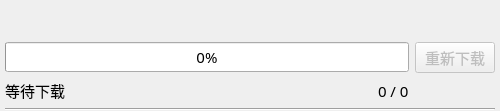
The window that src/ui_downloaditem.ui (Majjcom/BiliDownloader) describes before a commit, drawn with Qt 5.
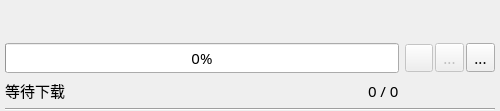
The same window after the commit. Icons and pictures are not drawn.

The edit to the form file:
```diff
--- a/src/ui_downloaditem.ui
+++ b/src/ui_downloaditem.ui
@@ -116,14 +116,74 @@
       </widget>
      </item>
      <item row="0" column="1">
-      <widget class="QPushButton" name="button_open">
-       <property name="enabled">
-        <bool>false</bool>
+      <layout class="QHBoxLayout" name="horizontalLayout">
+       <property name="spacing">
+        <number>2</number>
        </property>
-       <property name="text">
-        <string>重新下载</string>
-       </property>
-      </widget>
+       <item>
+        <widget class="QToolButton" name="button_pause">
+         <property name="enabled">
+          <bool>false</bool>
+         </property>
+         <property name="minimumSize">
+          <size>
+           <width>28</width>
+           <height>28</height>
+          </size>
+         </property>
+         <property name="toolTip">
+          <string>暂停/继续</string>
+         </property>
+         <property name="icon">
+          <iconset resource="res.qrc">
+           <normaloff>:/res/download-item/pause.svg</normaloff>:/res/download-item/pause.svg</iconset>
+         </property>
+        </widget>
+       </item>
+       <item>
+        <widget class="QToolButton" name="button_restart">
+         <property name="enabled">
+          <bool>false</bool>
+         </property>
+         <property name="minimumSize">
+          <size>
+           <width>28</width>
+           <height>28</height>
+          </size>
+         </property>
+         <property name="toolTip">
+          <string>重试</string>
+         </property>
+         <property name="text">
+          <string>...</string>
+         </property>
+         <property name="icon">
+          <iconset resource="res.qrc">
+           <normaloff>:/res/download-item/restart.svg</normaloff>:/res/download-item/restart.svg</iconset>
+         </property>
+        </widget>
+       </item>
+       <item>
+        <widget class="QToolButton" name="button_open">
+         <property name="minimumSize">
+          <size>
+           <width>28</width>
+           <height>28</height>
+          </size>
+         </property>
+         <property name="toolTip">
+          <string>打开所在目录</string>
+         </property>
+         <property name="text">
+          <string>...</string>
+         </property>
+         <property name="icon">
+          <iconset resource="res.qrc">
+           <normaloff>:/res/download-item/folder.svg</normaloff>:/res/download-item/folder.svg</iconset>
+         </property>
+        </widget>
+       </item>
+      </layout>
      </item>
     </layout>
    </item>
```
Left out of the diff: 4 changed lines with no effect on the pictures.
